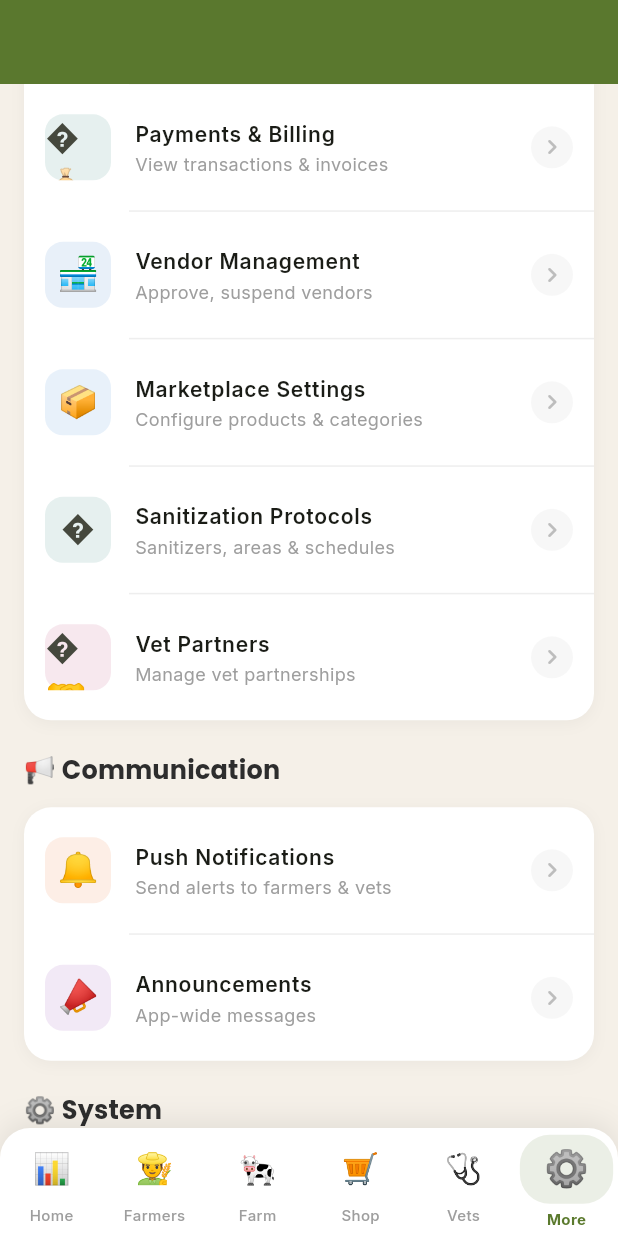
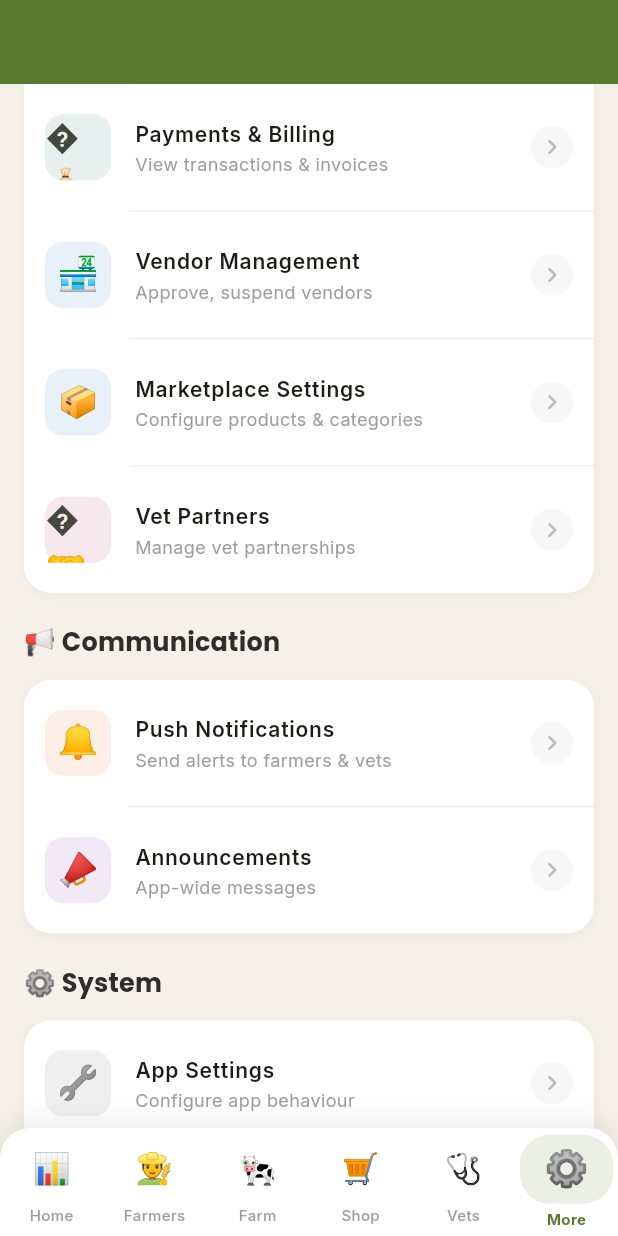
Before and after one commit to ashishsrivastava14/RumenoApp, a Flutter app: the AdminMoreScreen screen opened by its route, scrolled down 576 dp, on a phone screen of 412 x 824 dp. Run offline on Flutter 3.47's test engine with Material 3 defaults, Android fonts, the phone set to English and light mode, and no system bars; our stand-ins replace fl_chart, go_router, google_fonts, image_picker, qr_flutter, shared_preferences and 1 more; missing offline and left inert: home_widget, mobile_scanner; accounts and stored records are empty.

Commit message:
feat: hide sanitization protocols menu tile from admin more screen

```diff
--- a/rumeno_app/lib/screens/admin/admin_more_screen.dart
+++ b/rumeno_app/lib/screens/admin/admin_more_screen.dart
@@ -161,13 +161,13 @@ class AdminMoreScreen extends StatelessWidget {
                       subtitle: 'Configure products & categories',
                       onTap: () => context.go('/admin/more/marketplace'),
                     ),
-                    _MenuTile(
-                      emoji: '�',
-                      color: const Color(0xFF00695C),
-                      label: 'Sanitization Protocols',
-                      subtitle: 'Sanitizers, areas & schedules',
-                      onTap: () => context.go('/admin/farm/sanitization-config'),
-                    ),
+                    // _MenuTile(
+                    //   emoji: '�',
+                    //   color: const Color(0xFF00695C),
+                    //   label: 'Sanitization Protocols',
+                    //   subtitle: 'Sanitizers, areas & schedules',
+                    //   onTap: () => context.go('/admin/farm/sanitization-config'),
+                    // ),
                     _MenuTile(
                       emoji: '�🤝',
                       color: const Color(0xFFAD1457),
```
